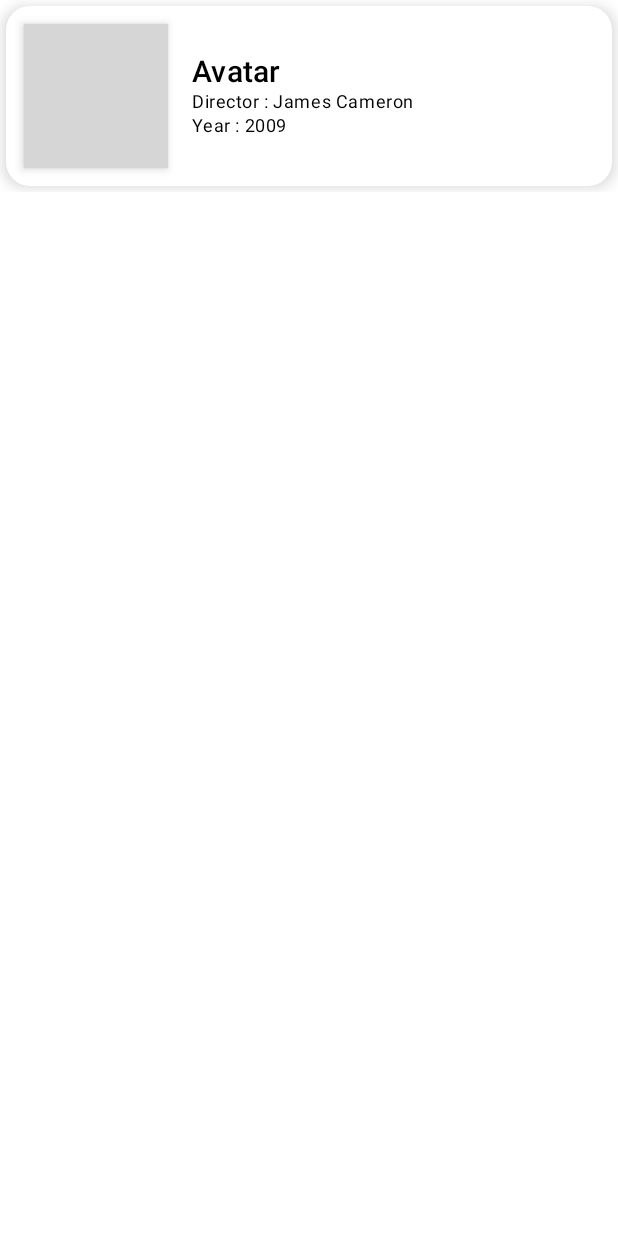
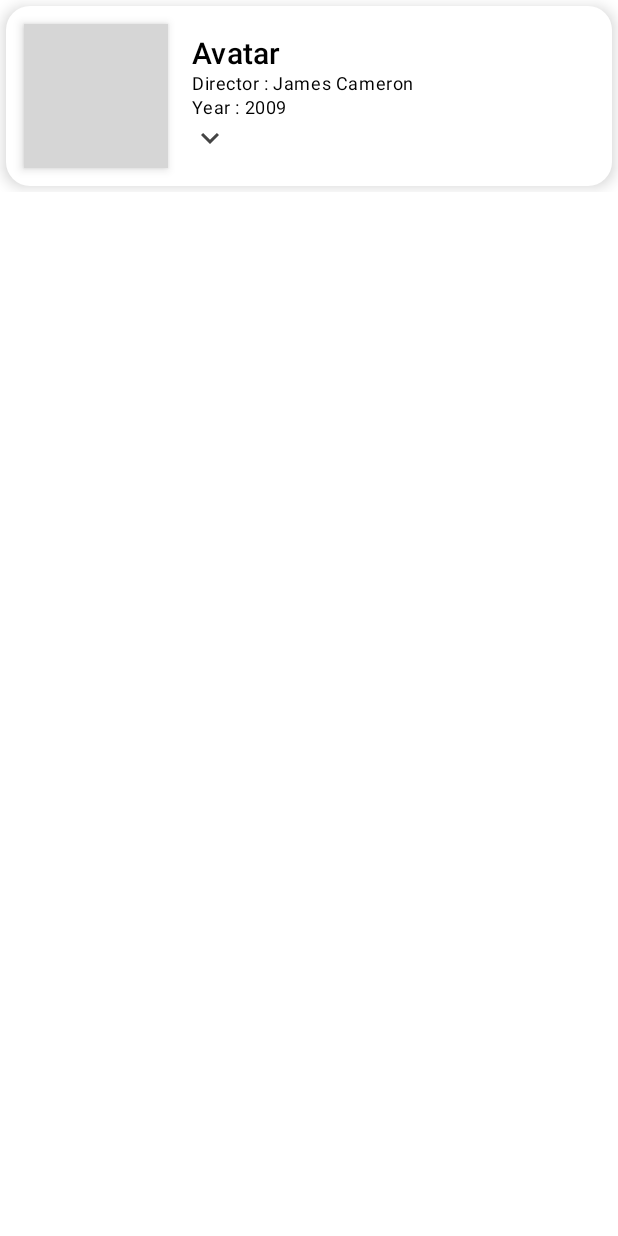
Before and after one commit to nmurphy-87/MovieApp, an Android app built with Jetpack Compose: the @Preview function MovieRowPreview, on a phone screen of 412 x 824 dp. Run offline under Robolectric (Android 15) with nearby library versions, the phone set to English and light mode, and no system bars; pictures from the network do not load; 3 statements that could not run were skipped; grey boxes are pictures that could not be loaded.

Commit message:
Added expanding capability to the movie card

```diff
--- a/app/src/main/java/com/niallmurph/movieapp/widgets/widgets.kt
+++ b/app/src/main/java/com/niallmurph/movieapp/widgets/widgets.kt
@@ -1,17 +1,27 @@
 package com.niallmurph.movieapp.widgets
 
+import androidx.compose.animation.AnimatedVisibility
 import androidx.compose.foundation.Image
 import androidx.compose.foundation.clickable
 import androidx.compose.foundation.layout.*
 import androidx.compose.foundation.shape.CornerSize
 import androidx.compose.foundation.shape.RoundedCornerShape
 import androidx.compose.material.*
-import androidx.compose.runtime.Composable
+import androidx.compose.material.icons.Icons
+import androidx.compose.material.icons.filled.KeyboardArrowDown
+import androidx.compose.material.icons.filled.KeyboardArrowUp
+import androidx.compose.runtime.*
 import androidx.compose.ui.Alignment
 import androidx.compose.ui.Modifier
+import androidx.compose.ui.graphics.Color
 import androidx.compose.ui.graphics.RectangleShape
+import androidx.compose.ui.text.SpanStyle
+import androidx.compose.ui.text.buildAnnotatedString
+import androidx.compose.ui.text.font.FontWeight
+import androidx.compose.ui.text.withStyle
 import androidx.compose.ui.tooling.preview.Preview
 import androidx.compose.ui.unit.dp
+import androidx.compose.ui.unit.sp
 import coil.compose.rememberImagePainter
 import coil.transform.CircleCropTransformation
 import com.niallmurph.movieapp.models.MovieModel
@@ -22,11 +32,15 @@ fun MovieRow(
     movie: MovieModel = getMovies()[0],
     onClick: (String) -> Unit
 ) {
+
+    var expanded by remember {
+        mutableStateOf(false)
+    }
+
     Card(
         modifier = Modifier
             .padding(4.dp)
             .fillMaxWidth()
-            .height(120.dp)
             .clickable {
                 onClick(movie.id)
             },
@@ -46,10 +60,10 @@ fun MovieRow(
             ) {
                 Image(
                     painter = rememberImagePainter(data = movie.images[0],
-                    builder = {
-                        crossfade(true)
-                        transformations(CircleCropTransformation())
-                    }),
+                        builder = {
+                            crossfade(true)
+                            transformations(CircleCropTransformation())
+                        }),
                     contentDescription = "Film image"
                 )
             }
@@ -70,6 +84,39 @@ fun MovieRow(
                     style = MaterialTheme.typography.caption
                 )
 
+                AnimatedVisibility(visible = expanded) {
+                    Text(
+                        buildAnnotatedString {
+                            withStyle(
+                                style = SpanStyle(
+                                    color = Color.DarkGray,
+                                    fontSize = 12.sp,
+                                    fontWeight = FontWeight.Bold
+                                )
+                            ) {
+                                append("Plot : ")
+                            }
+                            withStyle(
+                                style = SpanStyle(
+                                    color = Color.DarkGray,
+                                    fontSize = 12.sp
+                                )
+                            ) {
+                                append(movie.plot)
+                            }
+                        }
+                    )
+                }
+
+                Icon(
+                    imageVector = if (!expanded) Icons.Filled.KeyboardArrowDown else Icons.Filled.KeyboardArrowUp,
+                    contentDescription = "Down Arrow",
+                    modifier = Modifier
+                        .size(24.dp)
+                        .clickable { expanded = !expanded },
+                    tint = Color.DarkGray
+                )
+
             }
 
         }
```
